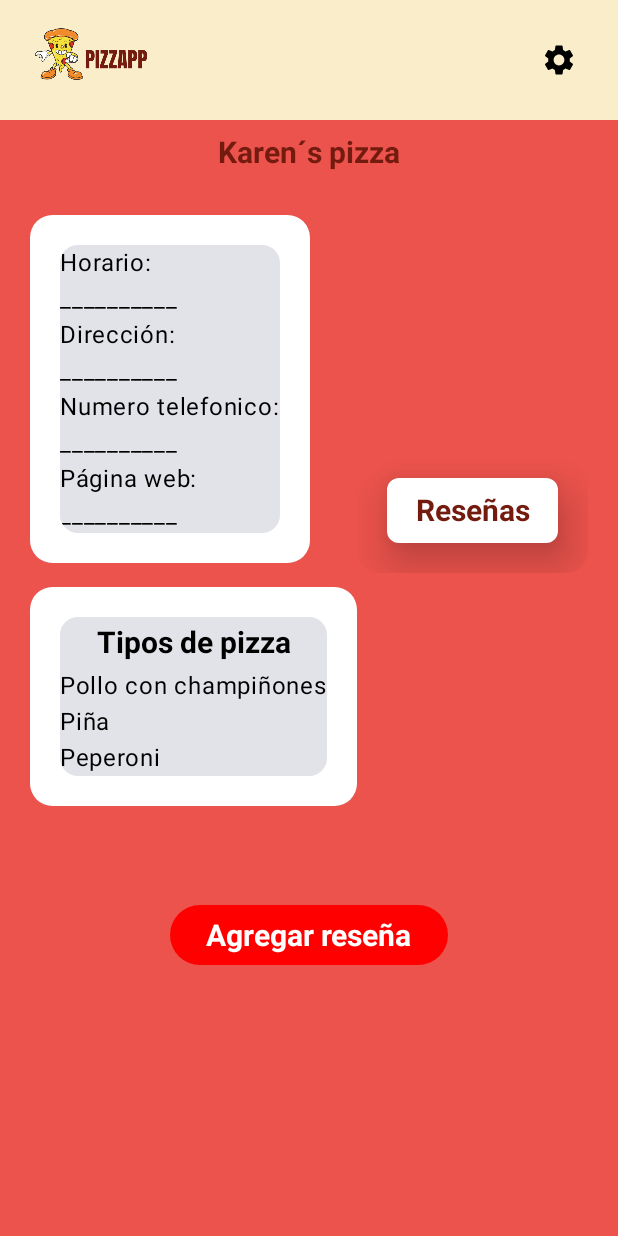
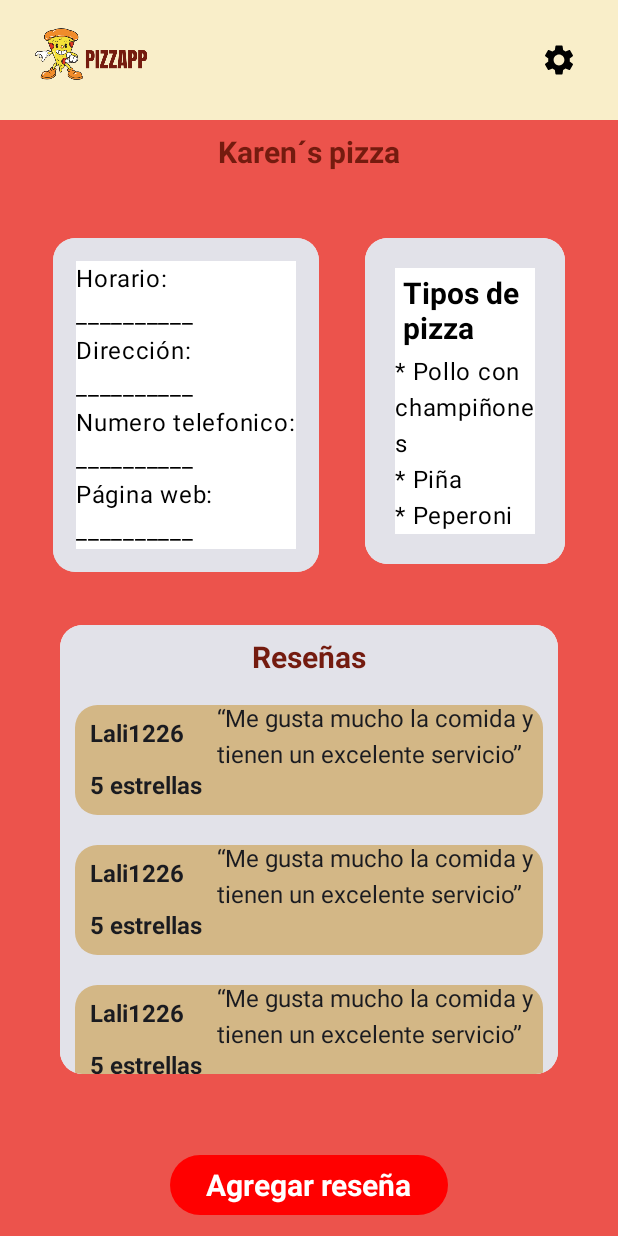
Before and after one commit to mayra-Sanchez/PizzApp, an Android app built with Jetpack Compose: the InitialScreen screen opened through its navigation route, after a tap on "Karen's pizza", on a phone screen of 412 x 824 dp. Run offline under Robolectric (Android 15) with nearby library versions, the phone set to English and light mode, and no system bars; our stand-ins replace Firebase (no records; nobody signed in at launch, a user with empty details on screens opened directly).

Commit message:
page of restaurant's info

```diff
--- a/app/src/main/java/com/example/pizzapp/Screen/InfoRestaurant.kt
+++ b/app/src/main/java/com/example/pizzapp/Screen/InfoRestaurant.kt
@@ -34,15 +34,16 @@ import androidx.compose.ui.platform.LocalContext
 import androidx.compose.ui.res.painterResource
 import androidx.compose.ui.text.TextStyle
 import androidx.compose.ui.text.font.FontWeight
+import androidx.compose.ui.tooling.preview.Preview
 import androidx.compose.ui.unit.dp
 import androidx.compose.ui.unit.sp
 import androidx.navigation.NavController
+import androidx.navigation.compose.rememberNavController
 import com.example.pizzapp.R
 import com.example.pizzapp.navbar.Navbar
 
 @Composable
 fun InfoRestaurant(navController: NavController){
-
    Box(modifier = Modifier
        .fillMaxSize()
        .background(Color(236, 83, 76))){
@@ -51,8 +52,7 @@ fun InfoRestaurant(navController: NavController){
        Column (
            Modifier
                .fillMaxWidth()
-               .background(Color.Transparent)){
-
+               .weight(1f)){
            Text(text = "Karen´s pizza",
                style = TextStyle(fontWeight = FontWeight.Bold), fontSize = 20.sp,
                color = Color(116,27,15),
@@ -60,7 +60,8 @@ fun InfoRestaurant(navController: NavController){
                    .padding(10.dp)
                    .align(Alignment.CenterHorizontally))
            info()
-           Spacer(modifier = Modifier.height(16.dp))
+           Spacer(modifier = Modifier.weight(1f))
+
        }
         buttonReview(navController = navController)
     }
@@ -69,17 +70,20 @@ fun InfoRestaurant(navController: NavController){
 
 @Composable
 fun info(){
-        Row(modifier = Modifier
-            .padding(20.dp)
-            .background(Color.Transparent),
-            verticalAlignment = Alignment.CenterVertically
+        Column(modifier = Modifier
+            .padding(20.dp),
+            horizontalAlignment = Alignment.CenterHorizontally
              ){
-            Column(modifier = Modifier.background(Color.Transparent)){
-                Card (modifier = Modifier
+            Row(){
+                Card(modifier = Modifier
+                    .padding(15.dp)
                     .clip(RoundedCornerShape(15.dp))
+                    .background(Color(255, 255, 255))
                     .shadow(20.dp, shape = RoundedCornerShape(8.dp))
-                    .background(Color(255, 255, 255))
-                    .padding(20.dp)){
+                    ){
+                    Column (modifier = Modifier
+                        .padding(15.dp)
+                        .background(Color(255, 255, 255))){
                         Text(text = "Horario:", color = Color.Black)
                         Text(text = "__________", color = Color.Black)
                         Text(text = "Dirección:", color = Color.Black)
@@ -89,31 +93,34 @@ fun info(){
                         Text(text = "Página web:", color = Color.Black)
                         Text(text = "__________", color = Color.Black)
                     }
-                Spacer(modifier = Modifier.height(16.dp))
+                }
+
                 Card (modifier = Modifier
+                    .padding(15.dp)
                     .clip(RoundedCornerShape(15.dp))
                     .shadow(20.dp, shape = RoundedCornerShape(8.dp))
                     .background(Color(255, 255, 255))
-                    .padding(20.dp)){
+                    ){
+                    Column(modifier = Modifier
+                        .padding(20.dp)
+                        .background(Color(255, 255, 255))){
                         Text(text = "Tipos de pizza",
                             style = TextStyle(fontWeight = FontWeight.Bold), fontSize = 20.sp,
                             color = Color.Black,
                             modifier = Modifier
                                 .padding(5.dp)
                                 .align(Alignment.CenterHorizontally))
-                    Text(text = "Pollo con champiñones", color = Color.Black)
-                    Text(text = "Piña", color = Color.Black)
-                    Text(text = "Peperoni", color = Color.Black)
+                        Text(text = "* Pollo con champiñones", color = Color.Black)
+                        Text(text = "* Piña", color = Color.Black)
+                        Text(text = "* Peperoni", color = Color.Black)
+                    }
+
                 }
             }
-            Column(modifier = Modifier
+            Card(modifier = Modifier.padding(20.dp)
                 .clip(RoundedCornerShape(15.dp))
-                .padding(20.dp)
-                .shadow(20.dp, shape = RoundedCornerShape(8.dp))
-                .background(Color.White)
-                .weight(1f)
-                .fillMaxWidth(),
-                ){
+                .shadow(20.dp, shape = RoundedCornerShape(8.dp)).background(Color(255,255,255))){
+                Column {
                     Text(text = "Reseñas",
                         style = TextStyle(fontWeight = FontWeight.Bold), fontSize = 20.sp,
                         color = Color(116,27,15),
@@ -121,77 +128,79 @@ fun info(){
                             .padding(10.dp)
                             .align(Alignment.CenterHorizontally))
 
+                    LazyColumn(){
+                        items(10){
+                                index -> reviews()
+                        }
+                    }
+                }
+            }
+        }
+}
 
+@Composable
+fun reviews(){
+    Column(){
+        Box(modifier = Modifier
+            .padding(10.dp)) {
+            Row (modifier = Modifier
+                .clip(RoundedCornerShape(15.dp))
+                .background(Color(211, 183, 134))){
+                Column(modifier = Modifier.padding(10.dp)){
+                    Text(
+                        text = "Lali1226",
+                        style = TextStyle(fontWeight = FontWeight.Bold,
+                            fontSize = 16.sp, lineHeight = 24.sp
+                        )
+                    )
+                    Spacer(modifier = Modifier.height(16.dp))
+                    Text(
+                        text = "5 estrellas",
+                        style = TextStyle(fontWeight = FontWeight.Bold,
+                            fontSize = 16.sp, lineHeight = 24.sp
+                        )
+                    )
+                }
+                Text(
+                    text = "“Me gusta mucho la comida y tienen un excelente servicio”",
+                    style = TextStyle(
+                        fontSize = 16.sp, lineHeight = 24.sp
+                    )
+                )
+
+            }
         }
 
     }
 
 }
-
 @Composable
-fun reviews(){
-    Card(
+fun buttonReview(navController: NavController){
+    Column(
         modifier = Modifier
             .fillMaxWidth()
-            .padding(20.dp)
-            .shadow(20.dp, shape = RoundedCornerShape(8.dp))
-            .background(Color(255, 255, 255))
+            .padding(10.dp),
+        verticalArrangement = Arrangement.Bottom, // Coloca el contenido en la parte inferior de la Column.
+        horizontalAlignment = Alignment.CenterHorizontally // Alinea el contenido horizontalmente en el centro.
     ) {
-        Column(modifier = Modifier.background(Color.Transparent)){
-            Box(modifier = Modifier
-                .fillMaxWidth()
-                .padding(10.dp)
-                .background(Color.Transparent)) {
-                Row (modifier = Modifier.background(Color(136,104,57))){
-                    Column {
+        Button(
+            onClick = { navController.navigate("reviews") },
+            colors = ButtonDefaults.buttonColors(containerColor = Color.Red),
+        ) {
             Text(
-                            text = "Nombre de usuario",
-                            style = TextStyle(
-                                fontSize = 16.sp, lineHeight = 24.sp
-                            ),
-                            modifier = Modifier
-                                .weight(2f)
-                                .padding(10.dp)
-                        )
-                        Text(
-                            text = "Estrellas",
-                            style = TextStyle(
-                                fontSize = 16.sp, lineHeight = 24.sp
-                            ),
-                            modifier = Modifier
-                                .weight(2f)
-                                .padding(10.dp)
+                text = "Agregar reseña",
+                style = TextStyle(fontWeight = FontWeight.Bold),
+                fontSize = 20.sp,
+                color = Color(255, 255, 255)
             )
         }
-                    Image(
-                        painter = painterResource(id = R.drawable.logok_12a17e4a),
-                        contentDescription = null,
-                        modifier = Modifier
-                            .weight(1f)
-                            .fillMaxWidth(),
-                        contentScale = ContentScale.Fit)
     }
 }
 
+@Preview(showBackground = true)
+@Composable
+fun InfoRestaurantPreview() {
+    val navController = rememberNavController()
 
+    InfoRestaurant(navController)
 }
-
-    }
-}
-@Composable
-fun buttonReview(navController: NavController){
-    Spacer(modifier = Modifier.height(16.dp))
-    Row(
-        Modifier
-            .fillMaxWidth()
-            .padding(10.dp),
-        horizontalArrangement = Arrangement.Center){
-        Button(onClick = {navController.navigate("reviews") },
-        colors = ButtonDefaults.buttonColors(containerColor = Color.Red),
-        ) {
-        Text(text = "Agregar reseña",
-            style = TextStyle(fontWeight = FontWeight.Bold), fontSize = 20.sp,
-            color = Color(255,255,255))
-
-    } }
-}
```
Lines whose indentation alone changed are shown as unchanged.
